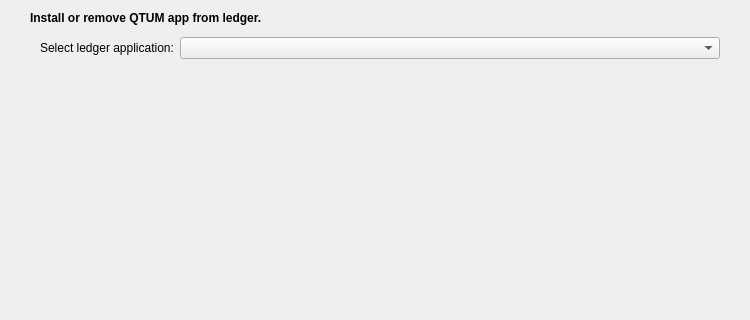
The window that src/qt/forms/qtumledgerinstallerdialog.ui (qtumproject/qtum-ledger-loader) describes before a commit, drawn with Qt 5; both pictures show x 0 to 750 and y 0 to 320 of the 750 by 478 pixel window.
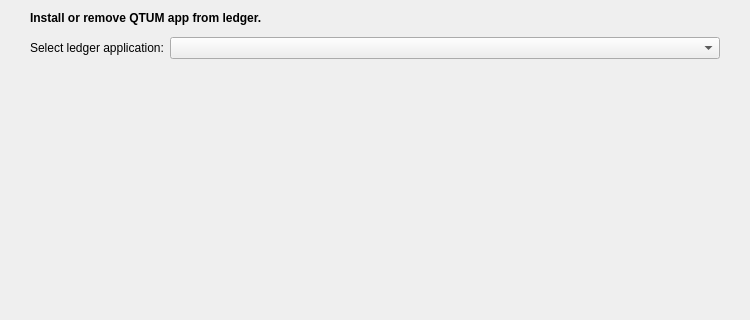
The same window after the commit.

The edit to the form file:
```diff
--- a/src/qt/forms/qtumledgerinstallerdialog.ui
+++ b/src/qt/forms/qtumledgerinstallerdialog.ui
@@ -51,7 +51,7 @@
       <item>
        <layout class="QHBoxLayout" name="horizontalLayout">
         <property name="leftMargin">
-         <number>10</number>
+         <number>0</number>
         </property>
         <item>
          <widget class="QLabel" name="labelLedgerType">
@@ -71,6 +71,29 @@
         </item>
        </layout>
       </item>
+      <item>
+       <spacer name="verticalSpacer_2">
+        <property name="orientation">
+         <enum>Qt::Vertical</enum>
+        </property>
+        <property name="sizeType">
+         <enum>QSizePolicy::Fixed</enum>
+        </property>
+        <property name="sizeHint" stdset="0">
+         <size>
+          <width>20</width>
+          <height>20</height>
+         </size>
+        </property>
+       </spacer>
+      </item>
+      <item>
+       <widget class="QLabel" name="labelInfo">
+        <property name="text">
+         <string/>
+        </property>
+       </widget>
+      </item>
       <item>
        <spacer name="verticalSpacer">
         <property name="orientation">
```
